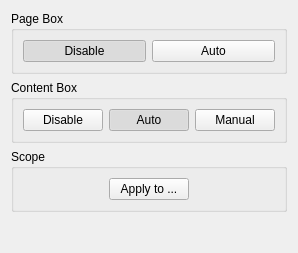
This is filters/select_content/ui/SelectContentOptionsWidget.ui in ImageProcessing-ElectronicPublications/scantailor-deviant as Qt 5 draws it before an edit. The edited form follows.
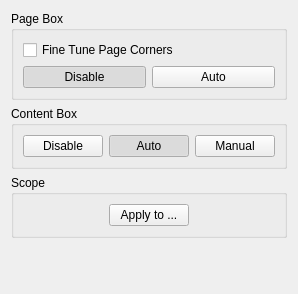
This is the edited form.

Commit message: allow enable/disable fine tune corners

Patch:
```diff
--- a/filters/select_content/ui/SelectContentOptionsWidget.ui
+++ b/filters/select_content/ui/SelectContentOptionsWidget.ui
@@ -6,14 +6,14 @@
    <rect>
     <x>0</x>
     <y>0</y>
-    <width>218</width>
-    <height>253</height>
+    <width>236</width>
+    <height>294</height>
    </rect>
   </property>
   <property name="windowTitle">
    <string>Form</string>
   </property>
-  <layout class="QVBoxLayout" name="verticalLayout">
+  <layout class="QVBoxLayout" name="verticalLayout_2">
    <item>
     <widget class="QGroupBox" name="groupBox_2">
      <property name="title">
@@ -21,6 +21,20 @@
      </property>
      <layout class="QHBoxLayout" name="horizontalLayout">
       <item>
+       <layout class="QVBoxLayout" name="verticalLayout">
+        <item>
+         <widget class="QCheckBox" name="fineTuneBtn">
+          <property name="toolTip">
+           <string>Shift with corners while they are in black. </string>
+          </property>
+          <property name="text">
+           <string>Fine Tune Page Corners</string>
+          </property>
+         </widget>
+        </item>
+        <item>
+         <layout class="QHBoxLayout" name="horizontalLayout_2">
+          <item>
        <widget class="QPushButton" name="pageDetectDisableBtn">
         <property name="text">
          <string>Disable</string>
@@ -48,6 +62,10 @@
          <bool>true</bool>
         </property>
        </widget>
+          </item>
+         </layout>
+        </item>
+       </layout>
       </item>
      </layout>
     </widget>
```
Lines whose indentation alone changed are shown as unchanged. The commit also changes 11 other files.
